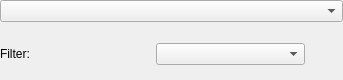
This is snowgui/snowgui/common/filterwheelcontrollerwidget.ui in AndreasFMueller/AstroPhotography as Qt 5 draws it before an edit. The edited form follows.
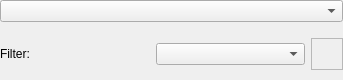
This is the edited form.

Commit message: layout corrections

```diff
--- a/snowgui/snowgui/common/filterwheelcontrollerwidget.ui
+++ b/snowgui/snowgui/common/filterwheelcontrollerwidget.ui
@@ -80,6 +80,12 @@
           <height>32</height>
          </size>
         </property>
+        <property name="frameShape">
+         <enum>QFrame::StyledPanel</enum>
+        </property>
+        <property name="lineWidth">
+         <number>2</number>
+        </property>
         <property name="text">
          <string/>
         </property>
```
The commit also changes 4 other files.
